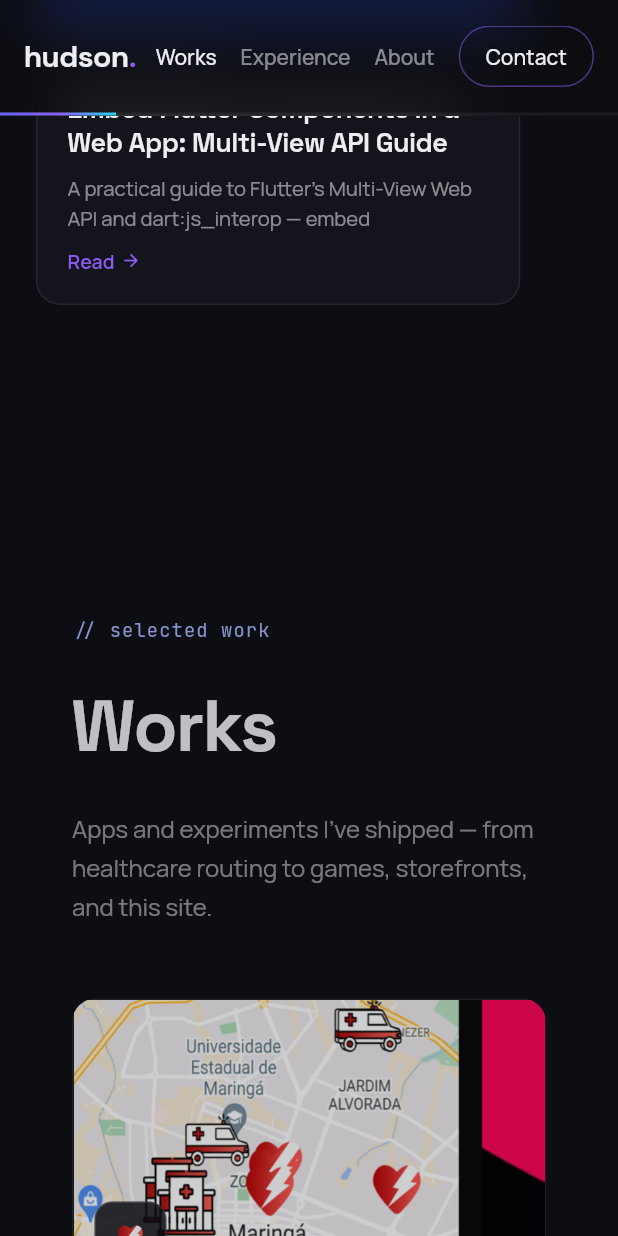
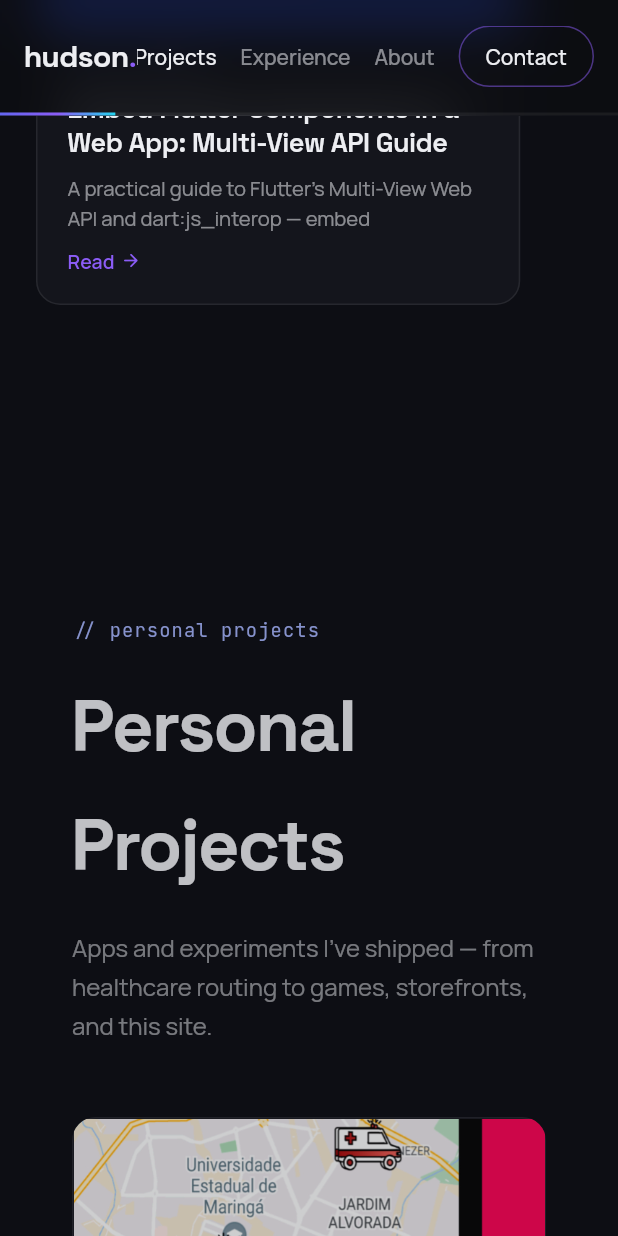
Before and after one commit to HudsonJunior/portfolio_website, a Flutter app: the screen it shows after launch, scrolled down 2304 dp, on a phone screen of 412 x 824 dp. Run offline on Flutter 3.47's test engine with Material 3 defaults, Android fonts, the phone set to English and light mode, and no system bars; drawn by our look-alikes of carousel_slider; our stand-ins replace auto_size_text, bloc, firebase_core, flutter_bloc, flutter_markdown, font_awesome_flutter and 3 more; missing offline and left inert: firebase_analytics_web; accounts and stored records are empty.

Commit message:
blog updates

```diff
--- a/lib/features/core/models/app_bar_itens.dart
+++ b/lib/features/core/models/app_bar_itens.dart
@@ -18,7 +18,7 @@ extension AppBarItensExt on AppBarItens {
       case AppBarItens.writing:
         return 'Writing';
       case AppBarItens.works:
-        return 'Works';
+        return 'Personal Projects';
       case AppBarItens.experience:
         return 'Experience';
       case AppBarItens.about:
--- a/lib/features/core/presentation/widgets/portfolio_nav_bar.dart
+++ b/lib/features/core/presentation/widgets/portfolio_nav_bar.dart
@@ -138,7 +138,7 @@ class PortfolioNavBar extends StatelessWidget {
                                 ),
                                 SizedBox(width: gap),
                                 NavTextItem(
-                                  title: 'Works',
+                                  title: 'Personal Projects',
                                   isSelected: scrollActive == AppBarItens.works,
                                   onTap: () => _goHomeSection(context, 'works'),
                                 ),
--- a/lib/features/works/presentation/widgets/work_project_card.dart
+++ b/lib/features/works/presentation/widgets/work_project_card.dart
@@ -19,7 +19,7 @@ class WorkProjectCard extends StatefulWidget {
 class _WorkProjectCardState extends State<WorkProjectCard> {
   bool _hovered = false;
 
-  String get _coverPath {
+  String? get _coverPath {
     switch (widget.work) {
       case WorksEnum.localDea:
         return 'assets/localdea/1.jpg';
@@ -30,8 +30,59 @@ class _WorkProjectCardState extends State<WorkProjectCard> {
       case WorksEnum.legiaoBebidas:
         return 'assets/legiaobebidas/1.jpeg';
       case WorksEnum.painter:
-        return 'assets/painter/1.png';
+        // Blank canvas screenshot — use centered icon instead.
+        return null;
     }
+  }
+
+  Widget _buildCover(WorksEnum work) {
+    final coverPath = _coverPath;
+    if (coverPath == null) {
+      return Container(
+        color: AppColors.surfaceAlt,
+        alignment: Alignment.center,
+        child: Image.asset(
+          work.icon,
+          width: 88,
+          height: 88,
+          fit: BoxFit.contain,
+        ),
+      );
+    }
+
+    return Stack(
+      fit: StackFit.expand,
+      children: [
+        Image.asset(
+          coverPath,
+          fit: BoxFit.cover,
+          errorBuilder: (_, __, ___) => Container(
+            color: AppColors.surfaceAlt,
+            alignment: Alignment.center,
+            child: Image.asset(
+              work.icon,
+              width: 64,
+              height: 64,
+            ),
+          ),
+        ),
+        Positioned(
+          left: 14,
+          bottom: 14,
+          child: Container(
+            width: 48,
+            height: 48,
+            decoration: BoxDecoration(
+              color: AppColors.background.withValues(alpha: 0.85),
+              borderRadius: BorderRadius.circular(12),
+              border: Border.all(color: AppColors.borderMid),
+            ),
+            padding: const EdgeInsets.all(8),
+            child: Image.asset(work.icon, fit: BoxFit.contain),
+          ),
+        ),
+      ],
+    );
   }
 
   @override
@@ -69,39 +120,7 @@ class _WorkProjectCardState extends State<WorkProjectCard> {
           children: [
             AspectRatio(
               aspectRatio: 16 / 10,
-              child: Stack(
-                fit: StackFit.expand,
-                children: [
-                  Image.asset(
-                    _coverPath,
-                    fit: BoxFit.cover,
-                    errorBuilder: (_, __, ___) => Container(
-                      color: AppColors.surfaceAlt,
-                      alignment: Alignment.center,
-                      child: Image.asset(
-                        work.icon,
-                        width: 64,
-                        height: 64,
-                      ),
-                    ),
-                  ),
-                  Positioned(
-                    left: 14,
-                    bottom: 14,
-                    child: Container(
-                      width: 48,
-                      height: 48,
-                      decoration: BoxDecoration(
-                        color: AppColors.background.withValues(alpha: 0.85),
-                        borderRadius: BorderRadius.circular(12),
-                        border: Border.all(color: AppColors.borderMid),
-                      ),
-                      padding: const EdgeInsets.all(8),
-                      child: Image.asset(work.icon, fit: BoxFit.contain),
-                    ),
-                  ),
-                ],
-              ),
+              child: _buildCover(work),
             ),
             Padding(
               padding: const EdgeInsets.all(22),
--- a/lib/features/works/presentation/works_section.dart
+++ b/lib/features/works/presentation/works_section.dart
@@ -29,7 +29,7 @@ class WorksSection extends StatelessWidget {
                     crossAxisAlignment: CrossAxisAlignment.start,
                     children: [
                       Text(
-                        '// selected work',
+                        '// personal projects',
                         style: AppTextStyles.mono(
                           fontSize: 12.5,
                           color: AppColors.accentLight,
@@ -38,7 +38,7 @@ class WorksSection extends StatelessWidget {
                       ),
                       const SizedBox(height: 14),
                       Text(
-                        'Works',
+                        'Personal Projects',
                         style: AppTextStyles.spaceGrotesk(
                           fontSize: 48,
                           fontWeight: FontWeight.w700,
```
